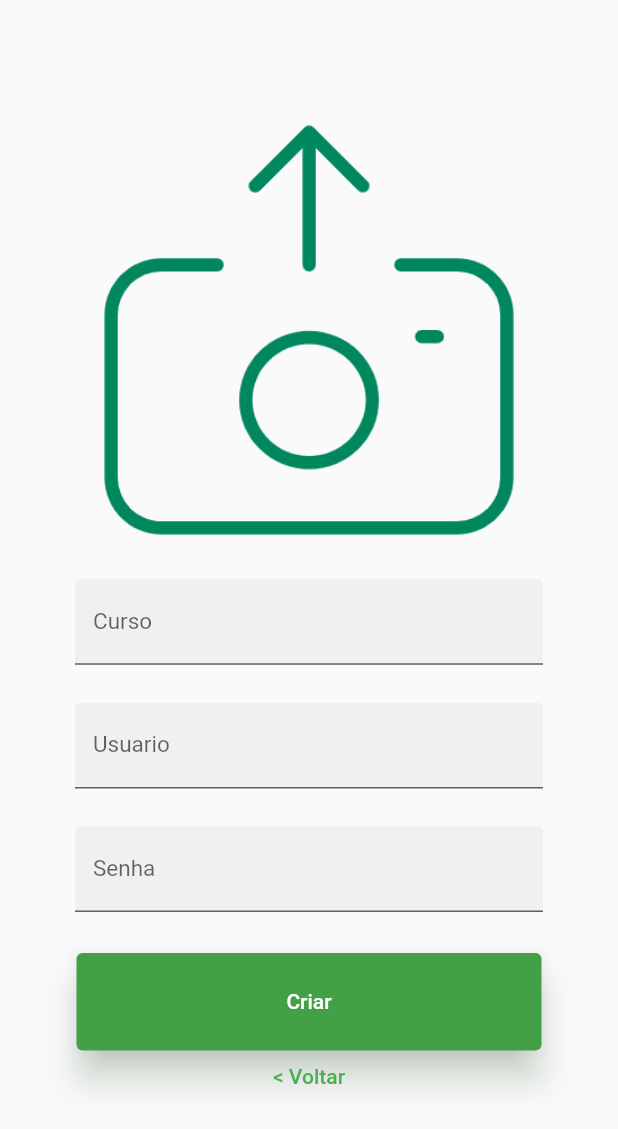
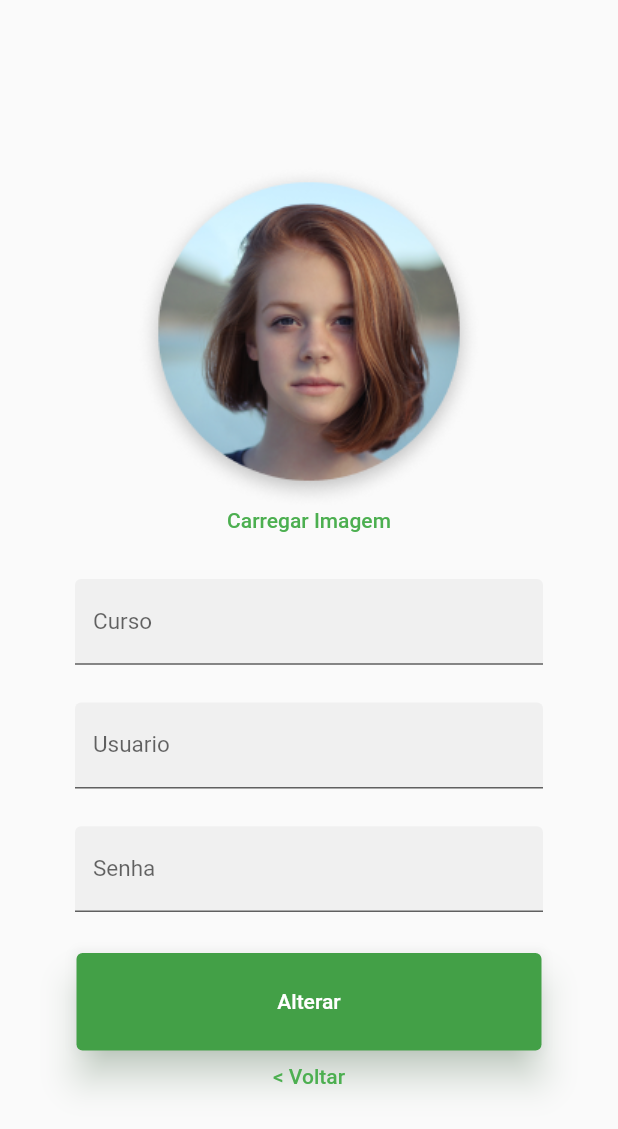
Before and after one commit to RafaelaSMiranda/help_students_PDM, a Flutter app: the HomePage screen opened by its route, in the side drawer, after a tap on "Editar perfil", on a phone screen of 412 x 824 dp. Shown: the top 1129 px of the screen. Run offline on Flutter 3.47's test engine with Material 2 defaults, Android fonts, the phone set to English and light mode, and no system bars; our stand-ins replace rflutter_alert.

Commit message:
tela de editar perfil,  modificacao main e home

```diff
--- a/lib/main.dart
+++ b/lib/main.dart
@@ -2,6 +2,7 @@ import 'package:flutter/material.dart';
 import 'package:help_students/modulos/Cadastro/cadastroPage.dart';
 import 'package:help_students/modulos/home/home_page.dart';
 import 'package:help_students/modulos/login/login_page.dart';
+import 'package:help_students/modulos/perfil/editar_perfil_page.dart';
 import 'package:help_students/modulos/splash/splash_page.dart';
 import 'modulos/Cadastro/cadastroPage.dart';
 
@@ -27,7 +28,7 @@ class MyApp extends StatelessWidget {
           "/login": (context) => LoginPage(),
           "/home": (context) => HomePage(),
           "/cadastro": (context) => CadastroPage(),
-          // "/login": (context) => LoginPage(),
+          "/editPerfil": (context) => EditarPerfil(),
         });
   }
 }
--- a/lib/modulos/home/home_page.dart
+++ b/lib/modulos/home/home_page.dart
@@ -58,7 +58,7 @@ class _HomePageState extends State<HomePage> {
               title: new Text("Editar perfil"),
               leading: new Icon(Icons.account_circle),
               onTap: () {
-                Navigator.pushNamed(context, '/cadastro');
+                Navigator.pushNamed(context, '/editPerfil');
               },
             ),
             Divider(
--- a/lib/modulos/perfil/editar_perfil_page.dart
+++ b/lib/modulos/perfil/editar_perfil_page.dart
@@ -0,0 +1,102 @@
+import 'package:flutter/cupertino.dart';
+import 'package:flutter/material.dart';
+import 'package:help_students/modulos/components/button_widget.dart';
+import 'package:help_students/modulos/components/input_text_widget.dart';
+import 'package:help_students/modulos/home/home_page.dart';
+import 'package:help_students/shared/themes/app_images.dart';
+
+class EditarPerfil extends StatefulWidget {
+  const EditarPerfil({Key? key}) : super(key: key);
+
+  @override
+  _EditarPerfilState createState() => _EditarPerfilState();
+}
+
+class _EditarPerfilState extends State<EditarPerfil> {
+  @override
+  Widget build(BuildContext context) {
+    final size = MediaQuery.of(context).size;
+
+    return Scaffold(
+      body: Container(
+        width: size.width,
+        height: size.height,
+        child: Stack(
+          children: [
+            Positioned(
+                top: 75,
+                left: 0,
+                right: 0,
+                child: Center(
+                    child: Image.asset(AppImages.avatar,
+                        width: 300, height: 300))),
+            Positioned(
+                bottom: size.height * 0.55,
+                left: 50,
+                right: 50,
+                child: Center(
+                    child: TextButton(
+                        onPressed: () {
+                          Navigator.push(
+                              context,
+                              MaterialPageRoute(
+                                  builder: (context) => HomePage()));
+                        },
+                        child: Text("Carregar Imagem")))),
+            Positioned(
+                bottom: size.height * 0.45,
+                left: 50,
+                right: 50,
+                child: Column(
+                  children: [
+                    InputTextWidget(label: "Curso", onChanged: (value) {})
+                  ],
+                )),
+            Positioned(
+                bottom: size.height * 0.35,
+                left: 50,
+                right: 50,
+                child: Column(
+                  children: [
+                    InputTextWidget(label: "Usuario", onChanged: (value) {})
+                  ],
+                )),
+            Positioned(
+                bottom: size.height * 0.25,
+                left: 50,
+                right: 50,
+                child: Column(
+                  children: [
+                    InputTextWidget(label: "Senha", onChanged: (value) {})
+                  ],
+                )),
+            Positioned(
+                bottom: size.height * 0.15,
+                left: 50,
+                right: 50,
+                child: Column(
+                  children: [
+                    ButtonWidget(
+                        label: "Alterar",
+                        onPressed: () {
+                          Navigator.pushNamed(context, '/home');
+                        })
+                  ],
+                )),
+            Positioned(
+              bottom: size.height * 0.10,
+              left: 50,
+              right: 50,
+              child: TextButton(
+                  child: Text('< Voltar'),
+                  onPressed: () {
+                    Navigator.push(context,
+                        MaterialPageRoute(builder: (context) => HomePage()));
+                  }),
+            )
+          ],
+        ),
+      ),
+    );
+  }
+}
```
